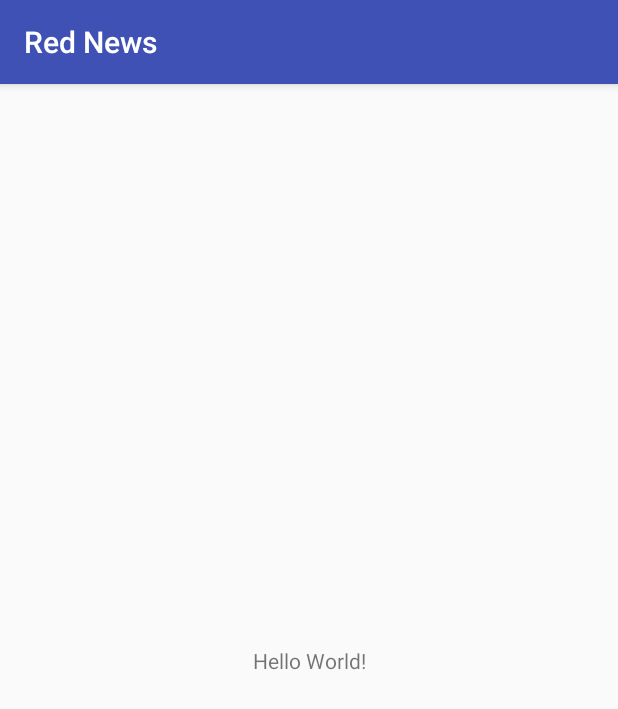
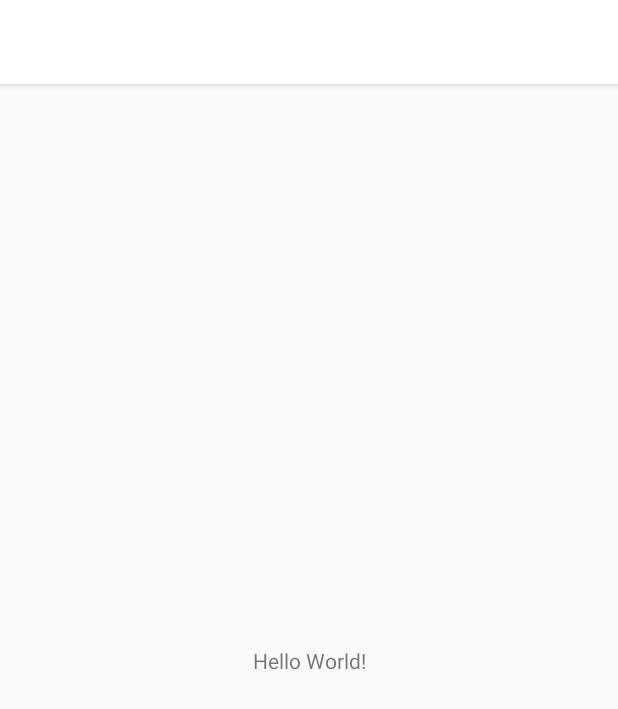
Before and after one commit to ruiter/RedNews, an Android app: the screen it shows after launch (MainActivity), on a phone screen of 412 x 824 dp. Shown: the top 709 px of the screen. Run offline under Robolectric (Android 15) with nearby library versions, the phone set to English and light mode, and no system bars.

Commit message:
setting app colors

```diff
--- a/app/src/main/AndroidManifest.xml
+++ b/app/src/main/AndroidManifest.xml
@@ -9,7 +9,7 @@
         android:roundIcon="@mipmap/ic_launcher_round"
         android:supportsRtl="true"
         android:theme="@style/AppTheme">
-        <activity android:name=".MainActivity">
+        <activity android:name=".ui.MainActivity">
             <intent-filter>
                 <action android:name="android.intent.action.MAIN" />
 
--- a/app/src/main/java/com/ruiter/rednews/MainActivity.kt
+++ b/app/src/main/java/com/ruiter/rednews/ui/MainActivity.kt
@@ -1,7 +1,8 @@
-package com.ruiter.rednews
+package com.ruiter.rednews.ui
 
 import android.support.v7.app.AppCompatActivity
 import android.os.Bundle
+import com.ruiter.rednews.R
 
 class MainActivity : AppCompatActivity() {
 
--- a/app/src/main/res/layout/activity_main.xml
+++ b/app/src/main/res/layout/activity_main.xml
@@ -4,7 +4,7 @@
     xmlns:tools="http://schemas.android.com/tools"
     android:layout_width="match_parent"
     android:layout_height="match_parent"
-    tools:context=".MainActivity">
+    tools:context=".ui.MainActivity">
 
     <TextView
         android:layout_width="wrap_content"
--- a/app/src/main/res/values/colors.xml
+++ b/app/src/main/res/values/colors.xml
@@ -1,6 +1,6 @@
 <?xml version="1.0" encoding="utf-8"?>
 <resources>
-    <color name="colorPrimary">#3F51B5</color>
-    <color name="colorPrimaryDark">#303F9F</color>
-    <color name="colorAccent">#FF4081</color>
+    <color name="colorPrimary">#FFFFFF</color>
+    <color name="colorPrimaryDark">#757575</color>
+    <color name="colorAccent">#000000</color>
 </resources>
```
